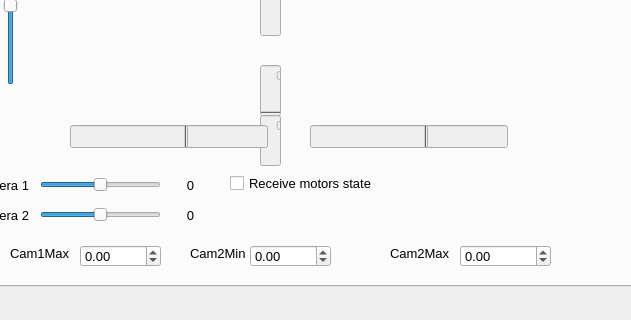
Old version of the form mainwindow.ui in the repository robocenter-rov/remote-control; both pictures show x 213 to 844 and y 403 to 723 of the 1248 by 723 pixel window.
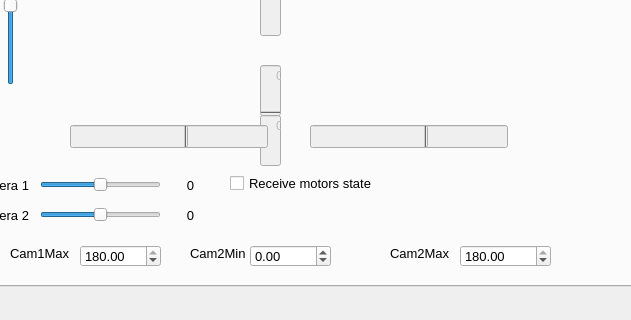
New version of the form. The open tabs and pages were chosen to show the change. Custom widgets are drawn as their Qt base class.

Commit message: Change default value of max cameras values

The edit to the form file:
```diff
--- a/mainwindow.ui
+++ b/mainwindow.ui
@@ -2188,6 +2188,9 @@
         <property name="maximum">
          <double>180.000000000000000</double>
         </property>
+        <property name="value">
+         <double>180.000000000000000</double>
+        </property>
        </widget>
        <widget class="QDoubleSpinBox" name="cam2MinValSpinBox">
         <property name="geometry">
@@ -2220,6 +2223,9 @@
         <property name="maximum">
          <double>180.000000000000000</double>
         </property>
+        <property name="value">
+         <double>180.000000000000000</double>
+        </property>
        </widget>
       </widget>
       <widget class="QWidget" name="pidTab">
```
Left out of the diff: 2 changed lines with no effect on the pictures.
